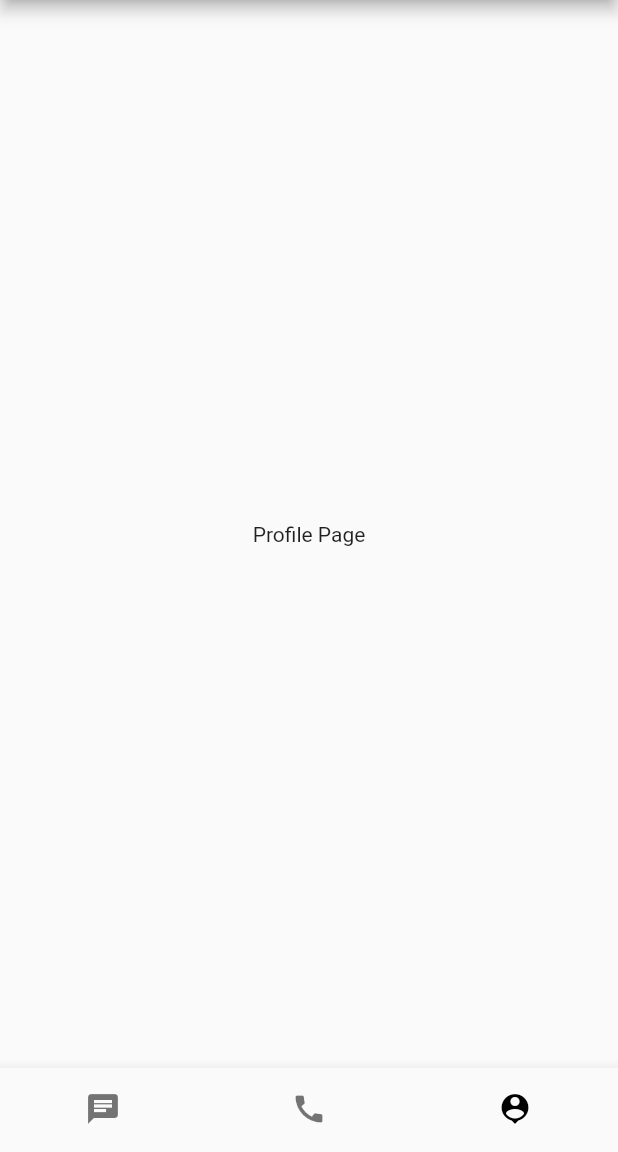
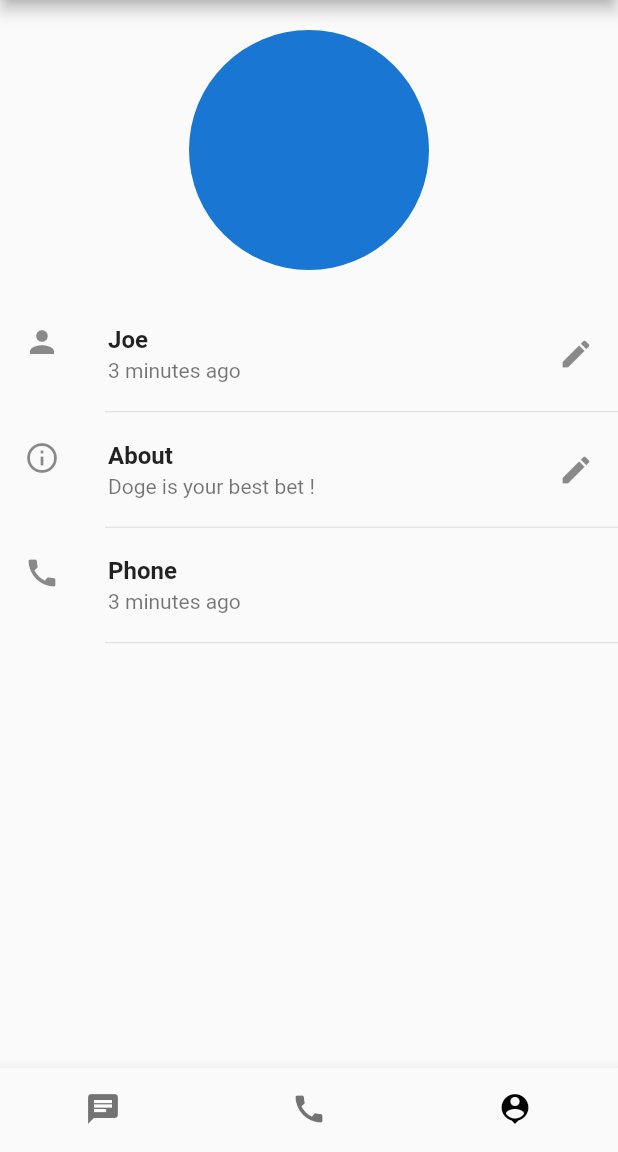
Before and after one commit to 0xV4L3NT1N3/whatsgram, a Flutter app: the screen it shows after launch, swiped to page 3, on a phone screen of 412 x 824 dp, the part 84-1236 px from its top. Run offline on Flutter 3.47's test engine with Material 2 defaults, Android fonts, the phone set to English and light mode, and no system bars.

Commit message:
Added Profile page

```diff
--- a/lib/profile.dart
+++ b/lib/profile.dart
@@ -8,6 +8,59 @@ class Profile extends StatefulWidget {
 class _CallsState extends State<Profile> {
   @override
   Widget build(BuildContext context) {
-    return Container(child: Center(child: Text('Profile Page')));
+    return Column(
+      children: [
+        //Profile picture
+        Padding(
+          padding: const EdgeInsets.all(20.0),
+          child: CircleAvatar(
+            radius: 80,
+          ),
+        ),
+        //Preferences
+        Column(
+          children: [
+            ListTile(
+              leading: Icon(Icons.person),
+              title: Text(
+                'Joe',
+                style: TextStyle(fontWeight: FontWeight.bold),
+              ),
+              subtitle: Text('3 minutes ago'),
+              trailing: Icon(Icons.edit),
+            ),
+            Divider(
+              indent: 70,
+              height: 5,
+            ),
+            ListTile(
+              leading: Icon(Icons.info_outline),
+              title: Text(
+                'About',
+                style: TextStyle(fontWeight: FontWeight.bold),
+              ),
+              subtitle: Text('Doge is your best bet !'),
+              trailing: Icon(Icons.edit),
+            ),
+            Divider(
+              indent: 70,
+              height: 5,
+            ),
+            ListTile(
+              leading: Icon(Icons.call),
+              title: Text(
+                'Phone',
+                style: TextStyle(fontWeight: FontWeight.bold),
+              ),
+              subtitle: Text('3 minutes ago'),
+            ),
+            Divider(
+              indent: 70,
+              height: 5,
+            )
+          ],
+        ),
+      ],
+    );
   }
 }
```
